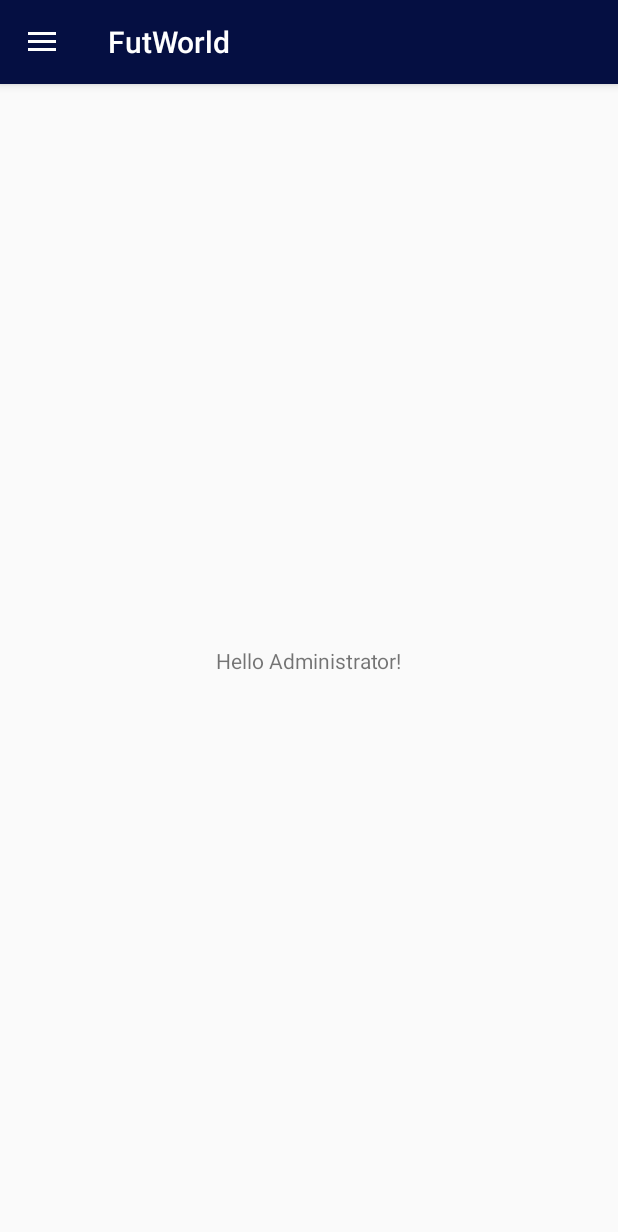
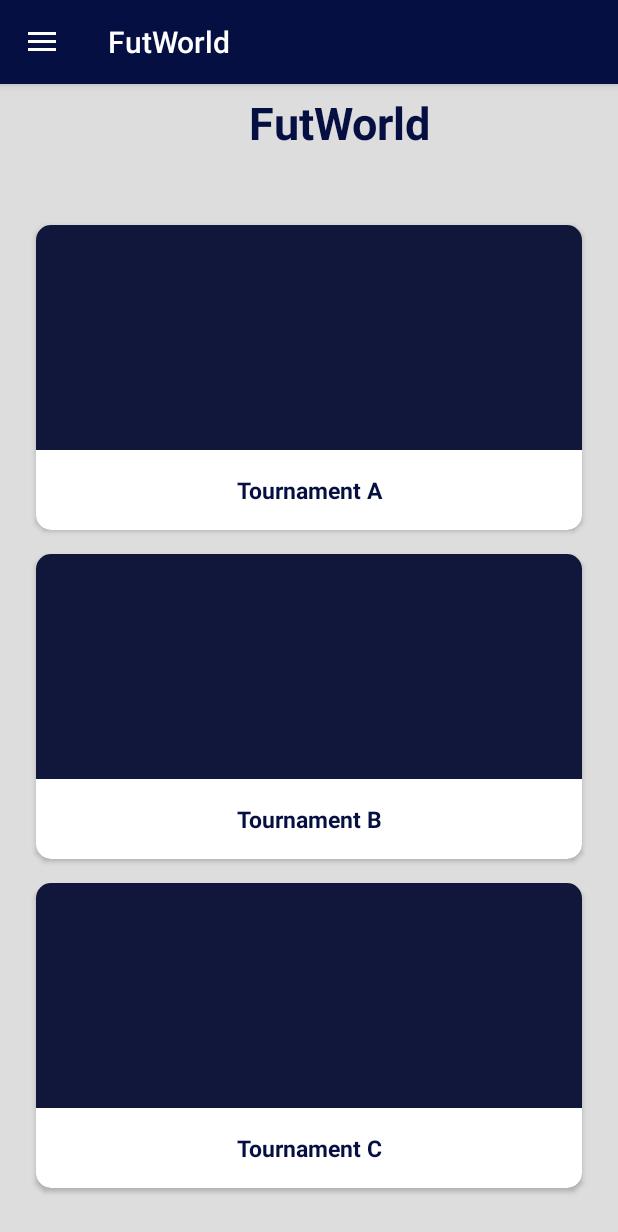
Before and after one commit to myxo945/FinalProject, an Android app: the screen it shows after launch once a user with an empty profile is signed in (MainActivity), on a phone screen of 412 x 824 dp. Shown: the top 1232 px of the screen. Run offline under Robolectric (Android 15) with nearby library versions, the phone set to English and light mode, and no system bars; our stand-ins replace Firebase (no records; nobody signed in at launch, a user with empty details on screens opened directly), Picasso; Roboto replaces fonts that are not available here.

Commit message:
menu and main page commit

```diff
--- a/app/build.gradle
+++ b/app/build.gradle
@@ -36,6 +36,7 @@ dependencies {
     implementation 'com.google.firebase:firebase-firestore:17.1.2'
     implementation 'com.android.support:multidex:1.0.3'
     implementation 'com.google.firebase:firebase-storage:16.0.4'
+    implementation 'androidx.coordinatorlayout:coordinatorlayout:1.1.0'
     testImplementation 'junit:junit:4.12'
     androidTestImplementation 'androidx.test.ext:junit:1.1.2'
     androidTestImplementation 'androidx.test.espresso:espresso-core:3.3.0'
--- /dev/null
+++ b/app/src/main/java/com/example/futworld/League.kt
@@ -0,0 +1,7 @@
+package com.example.futworld
+
+import android.os.Parcelable
+import kotlinx.android.parcel.Parcelize
+
+@Parcelize
+data class League(val id: String, val name: String, val badge: String): Parcelable
--- a/app/src/main/java/com/example/futworld/MainActivity.kt
+++ b/app/src/main/java/com/example/futworld/MainActivity.kt
@@ -10,6 +10,7 @@ import android.widget.ImageView
 import android.widget.TextView
 import android.widget.Toast
 import androidx.appcompat.app.ActionBarDrawerToggle
+import androidx.recyclerview.widget.LinearLayoutManager
 import com.google.android.material.navigation.NavigationView
 import com.google.firebase.auth.FirebaseAuth
 import com.google.firebase.firestore.DocumentReference
@@ -33,6 +34,9 @@ class MainActivity : AppCompatActivity() {
 
     lateinit var userId: String
 
+    lateinit var arrayList: ArrayList<League>
+    lateinit var myAdapter: MainRecyclerAdapter
+
     override fun onCreate(savedInstanceState: Bundle?) {
         super.onCreate(savedInstanceState)
         setContentView(R.layout.activity_main)
@@ -50,9 +54,9 @@ class MainActivity : AppCompatActivity() {
                     Toast.makeText(applicationContext, "Personal Information", Toast.LENGTH_SHORT).show()
                     startActivity(Intent(this, PersonalInformationActivity::class.java))
                 }
-                R.id.createTournament -> Toast.makeText(applicationContext, "Create", Toast.LENGTH_SHORT).show()
-                R.id.editTournament -> Toast.makeText(applicationContext, "Edit", Toast.LENGTH_SHORT).show()
-                R.id.updateTournament -> Toast.makeText(applicationContext, "Update", Toast.LENGTH_SHORT).show()
+                R.id.tournament -> Toast.makeText(applicationContext, "Tournament", Toast.LENGTH_SHORT).show()
+                R.id.club -> Toast.makeText(applicationContext, "Club", Toast.LENGTH_SHORT).show()
+                R.id.player -> Toast.makeText(applicationContext, "Player", Toast.LENGTH_SHORT).show()
                 R.id.logoutOption -> {
                     FirebaseAuth.getInstance().signOut()
                     startActivity(Intent(this, Login::class.java))
@@ -86,6 +90,22 @@ class MainActivity : AppCompatActivity() {
                 userName.setText(snapshots.getString("userName"))
             }
         }
+
+        // Load the league information
+        arrayList = ArrayList<League>()
+        arrayList.add(
+            League("0", "Tournament A", "0")
+        )
+        arrayList.add(
+            League("1", "Tournament B", "1")
+        )
+        arrayList.add(
+            League("2", "Tournament C", "2")
+        )
+
+        myAdapter = MainRecyclerAdapter(this,arrayList)
+        mainRecycler.layoutManager = LinearLayoutManager(this)
+        mainRecycler.adapter = myAdapter
     }
 
     override fun onOptionsItemSelected(item: MenuItem): Boolean {
--- /dev/null
+++ b/app/src/main/java/com/example/futworld/MainRecyclerAdapter.kt
@@ -0,0 +1,31 @@
+package com.example.futworld
+
+import android.content.Context
+import android.view.LayoutInflater
+import android.view.View
+import android.view.ViewGroup
+import androidx.recyclerview.widget.RecyclerView
+import kotlinx.android.synthetic.main.league_item.view.*
+
+class MainRecyclerAdapter(
+    private val context: Context,
+    private val leagues: List<League>
+) :
+    RecyclerView.Adapter<MainRecyclerAdapter.LeagueViewHolder>() {
+    override fun onCreateViewHolder(p0: ViewGroup, p1: Int): LeagueViewHolder =
+        LeagueViewHolder(LayoutInflater.from(p0.context).inflate(R.layout.league_item, p0, false))
+
+
+    override fun getItemCount(): Int = leagues.size
+
+    override fun onBindViewHolder(p0: LeagueViewHolder, p1: Int) {
+        p0.bindItem(leagues[p1])
+    }
+
+
+    class LeagueViewHolder(view: View) : RecyclerView.ViewHolder(view) {
+        fun bindItem(league: League) {
+            itemView.leagueName.text = league.name
+        }
+    }
+}
--- /dev/null
+++ b/app/src/main/res/drawable/curve_toolbar.xml
@@ -0,0 +1,15 @@
+<?xml version="1.0" encoding="utf-8"?>
+<selector xmlns:android="http://schemas.android.com/apk/res/android">
+    <item>
+        <shape android:shape="rectangle"/>
+    </item>
+    <item
+        android:bottom="0dp"
+        android:left="-100dp"
+        android:right="-100dp"
+        android:top="-500dp">
+        <shape android:shape="rectangle">
+            <solid android:color="@color/colorPrimary" />
+        </shape>
+    </item>
+</selector>
--- a/app/src/main/res/layout/activity_main.xml
+++ b/app/src/main/res/layout/activity_main.xml
@@ -7,21 +7,31 @@
     android:layout_height="match_parent"
     tools:context=".MainActivity">
 
-    <androidx.constraintlayout.widget.ConstraintLayout
+    <androidx.coordinatorlayout.widget.CoordinatorLayout
         android:layout_width="match_parent"
-        android:layout_height="match_parent">
+        android:layout_height="match_parent"
+        tools:context=".view.MainActivity" android:background="@color/bgGray">
 
-        <TextView
-            android:id="@+id/textView2"
-            android:layout_width="wrap_content"
-            android:layout_height="wrap_content"
-            android:text="Hello Administrator!"
-            app:layout_constraintBottom_toBottomOf="parent"
-            app:layout_constraintLeft_toLeftOf="parent"
-            app:layout_constraintRight_toRightOf="parent"
-            app:layout_constraintTop_toTopOf="parent" />
-
-    </androidx.constraintlayout.widget.ConstraintLayout>
+        <androidx.appcompat.widget.Toolbar
+            android:layout_width="match_parent"
+            android:layout_height="?attr/actionBarSize"
+            android:id="@+id/mainToolbar">
+            <TextView
+                android:text="@string/app_name"
+                android:layout_width="match_parent"
+                android:layout_height="match_parent"
+                android:id="@+id/textView"
+                android:textColor="@color/colorPrimary"
+                android:textAlignment="center" android:textSize="30sp"
+                android:textStyle="bold" android:layout_marginLeft="40dp" android:layout_marginTop="5dp"
+                android:gravity="center_horizontal" />
+        </androidx.appcompat.widget.Toolbar>
+        <androidx.recyclerview.widget.RecyclerView
+            android:layout_width="match_parent"
+            android:layout_height="match_parent" android:layout_marginTop="?attr/actionBarSize"
+            android:layout_marginLeft="16dp" android:layout_marginRight="16dp" android:layout_marginBottom="16dp"
+            android:paddingTop="30dp" android:id="@+id/mainRecycler"/>
+    </androidx.coordinatorlayout.widget.CoordinatorLayout>
 
     <com.google.android.material.navigation.NavigationView
         android:id="@+id/navView"
--- /dev/null
+++ b/app/src/main/res/layout/league_item.xml
@@ -0,0 +1,31 @@
+<?xml version="1.0" encoding="utf-8"?>
+<androidx.cardview.widget.CardView xmlns:android="http://schemas.android.com/apk/res/android"
+    android:layout_width="match_parent"
+    android:layout_height="wrap_content"
+    xmlns:app="http://schemas.android.com/apk/res-auto"
+    xmlns:tools="http://schemas.android.com/tools"
+    android:layout_margin="8dp"
+    android:padding="16dp"
+    app:cardCornerRadius="10dp">
+
+    <RelativeLayout
+        android:layout_width="match_parent"
+        android:layout_height="wrap_content">
+        <ImageView
+            android:layout_width="match_parent"
+            android:layout_height="150dp" tools:srcCompat="@tools:sample/avatars"
+            android:id="@+id/leagueBadge" android:background="@color/colorPrimaryDark" android:padding="8dp"
+            android:contentDescription="@string/league_fan_art"/>
+        <TextView
+            android:text="TextView"
+            android:layout_width="match_parent"
+            android:layout_height="wrap_content" android:id="@+id/leagueName"
+            android:textSize="15sp"
+            android:textStyle="bold"
+            android:layout_below="@id/leagueBadge" android:textAlignment="center" android:paddingTop="16dp"
+            android:textColor="@color/colorPrimary" android:paddingBottom="16dp" android:paddingLeft="16dp"
+            android:paddingRight="16dp"
+            android:gravity="center_horizontal" />
+    </RelativeLayout>
+
+</androidx.cardview.widget.CardView>
--- a/app/src/main/res/menu/nav_drawer_menu.xml
+++ b/app/src/main/res/menu/nav_drawer_menu.xml
@@ -3,21 +3,26 @@
 
     <item
         android:id="@+id/personalInfo"
-        android:title="Personal Info" />
+        android:icon="@drawable/personal_info_icon"
+        android:title="Personal Information" />
 
     <item
-        android:id="@+id/createTournament"
-        android:title="Create Tournament" />
+        android:id="@+id/tournament"
+        android:icon="@drawable/tournament_icon"
+        android:title="Tournaments" />
 
     <item
-        android:id="@+id/editTournament"
-        android:title="Edit Tournament" />
+        android:id="@+id/club"
+        android:icon="@drawable/club_icon"
+        android:title="Clubs" />
 
     <item
-        android:id="@+id/updateTournament"
-        android:title="Update Stats" />
+        android:id="@+id/player"
+        android:icon="@drawable/player_icon"
+        android:title="Players" />
 
     <item
         android:id="@+id/logoutOption"
+        android:icon="@drawable/logout_icon"
         android:title="Logout" />
 </menu>
--- a/app/src/main/res/values/colors.xml
+++ b/app/src/main/res/values/colors.xml
@@ -3,4 +3,6 @@
     <color name="colorPrimary">#050F42</color>
     <color name="colorPrimaryDark">#10173A</color>
     <color name="colorAccent">#050F42</color>
+    <color name="colorWhite">#FFFFFF</color>
+    <color name="bgGray">#DDDDDD</color>
 </resources>
--- a/app/src/main/res/values/strings.xml
+++ b/app/src/main/res/values/strings.xml
@@ -4,4 +4,5 @@
     <string name="login">Login</string>
     <string name="open">Open</string>
     <string name="close">Close</string>
+    <string name="league_fan_art"/>
 </resources>
```
Also changed, not shown: app/src/main/res/drawable/club_icon.png (added), app/src/main/res/drawable/logout_icon.png (added), app/src/main/res/drawable/personal_info_icon.png (added), app/src/main/res/drawable/player_icon.png (added), app/src/main/res/drawable/tournament_icon.png (added).
